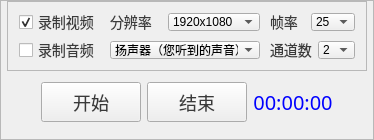
First picture: the form in NanaRecorder/NanaRecorder.ui, repository onlyet/NanaRecorder, before the edit.
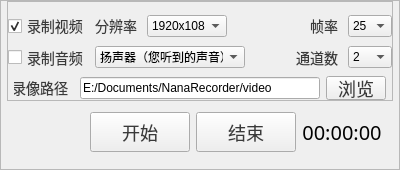
Second picture: the form after the edit. Icons and pictures are not drawn.

Commit message: 支持设置视频保存路径

Patch:
```diff
--- a/NanaRecorder/NanaRecorder.ui
+++ b/NanaRecorder/NanaRecorder.ui
@@ -6,8 +6,8 @@
    <rect>
     <x>0</x>
     <y>0</y>
-    <width>365</width>
-    <height>136</height>
+    <width>398</width>
+    <height>164</height>
    </rect>
   </property>
   <property name="windowTitle">
@@ -95,7 +95,7 @@
          <property name="minimumSize">
           <size>
            <width>0</width>
-           <height>70</height>
+           <height>100</height>
           </size>
          </property>
          <property name="frameShape">
@@ -105,32 +105,27 @@
           <enum>QFrame::Raised</enum>
          </property>
          <layout class="QGridLayout" name="gridLayout">
-          <property name="spacing">
-           <number>10</number>
+          <property name="leftMargin">
+           <number>0</number>
           </property>
-          <item row="0" column="0">
-           <widget class="QCheckBox" name="videoCheckBox">
-            <property name="text">
-             <string>录制视频</string>
-            </property>
-            <property name="checked">
-             <bool>true</bool>
-            </property>
-           </widget>
-          </item>
-          <item row="1" column="0">
-           <widget class="QCheckBox" name="audioCheckBox">
-            <property name="text">
-             <string>录制音频</string>
-            </property>
-           </widget>
-          </item>
+          <property name="rightMargin">
+           <number>0</number>
+          </property>
+          <property name="bottomMargin">
+           <number>0</number>
+          </property>
           <item row="1" column="1">
            <widget class="QComboBox" name="audioComboBox">
             <property name="minimumSize">
              <size>
               <width>150</width>
-              <height>0</height>
+              <height>20</height>
+             </size>
+            </property>
+            <property name="maximumSize">
+             <size>
+              <width>150</width>
+              <height>16777215</height>
              </size>
             </property>
             <item>
@@ -145,13 +140,45 @@
             </item>
            </widget>
           </item>
+          <item row="1" column="0">
+           <widget class="QCheckBox" name="audioCheckBox">
+            <property name="text">
+             <string>录制音频</string>
+            </property>
+           </widget>
+          </item>
           <item row="0" column="2">
+           <widget class="QFrame" name="">
            <layout class="QHBoxLayout" name="horizontalLayout_4">
+             <property name="spacing">
+              <number>10</number>
+             </property>
+             <property name="leftMargin">
+              <number>0</number>
+             </property>
+             <property name="topMargin">
+              <number>0</number>
+             </property>
+             <property name="rightMargin">
+              <number>0</number>
+             </property>
+             <property name="bottomMargin">
+              <number>0</number>
+             </property>
             <item>
              <widget class="QLabel" name="label_2">
+               <property name="minimumSize">
+                <size>
+                 <width>50</width>
+                 <height>0</height>
+                </size>
+               </property>
               <property name="text">
                <string>帧率</string>
               </property>
+               <property name="alignment">
+                <set>Qt::AlignRight|Qt::AlignTrailing|Qt::AlignVCenter</set>
+               </property>
              </widget>
             </item>
             <item>
@@ -182,16 +209,49 @@
              </widget>
             </item>
            </layout>
+           </widget>
+          </item>
+          <item row="0" column="0">
+           <widget class="QCheckBox" name="videoCheckBox">
+            <property name="text">
+             <string>录制视频</string>
+            </property>
+            <property name="checked">
+             <bool>true</bool>
+            </property>
+           </widget>
           </item>
           <item row="0" column="1">
+           <widget class="QFrame" name="">
            <layout class="QHBoxLayout" name="horizontalLayout_3">
+             <property name="spacing">
+              <number>10</number>
+             </property>
+             <property name="leftMargin">
+              <number>0</number>
+             </property>
+             <property name="topMargin">
+              <number>0</number>
+             </property>
+             <property name="rightMargin">
+              <number>0</number>
+             </property>
+             <property name="bottomMargin">
+              <number>0</number>
+             </property>
             <item>
              <widget class="QLabel" name="label">
+               <property name="maximumSize">
+                <size>
+                 <width>50</width>
+                 <height>16777215</height>
+                </size>
+               </property>
               <property name="text">
                <string>分辨率</string>
               </property>
               <property name="alignment">
-               <set>Qt::AlignLeading|Qt::AlignLeft|Qt::AlignVCenter</set>
+                <set>Qt::AlignRight|Qt::AlignTrailing|Qt::AlignVCenter</set>
               </property>
              </widget>
             </item>
@@ -199,13 +259,22 @@
              <widget class="QComboBox" name="resolutionComboBox">
               <property name="minimumSize">
                <size>
+                 <width>60</width>
+                 <height>20</height>
+                </size>
+               </property>
+               <property name="maximumSize">
+                <size>
                 <width>80</width>
-                <height>0</height>
+                 <height>16777215</height>
                </size>
               </property>
               <property name="currentText">
                <string>1920x1080</string>
               </property>
+               <property name="frame">
+                <bool>true</bool>
+               </property>
               <item>
                <property name="text">
                 <string>1920x1080</string>
@@ -223,15 +292,54 @@
               </item>
              </widget>
             </item>
-           </layout>
+             <item>
+              <spacer name="horizontalSpacer_3">
+               <property name="orientation">
+                <enum>Qt::Horizontal</enum>
+               </property>
+               <property name="sizeHint" stdset="0">
+                <size>
+                 <width>40</width>
+                 <height>20</height>
+                </size>
+               </property>
+              </spacer>
+             </item>
+            </layout>
+           </widget>
           </item>
           <item row="1" column="2">
+           <widget class="QFrame" name="">
            <layout class="QHBoxLayout" name="horizontalLayout_5">
+             <property name="spacing">
+              <number>10</number>
+             </property>
+             <property name="leftMargin">
+              <number>0</number>
+             </property>
+             <property name="topMargin">
+              <number>0</number>
+             </property>
+             <property name="rightMargin">
+              <number>0</number>
+             </property>
+             <property name="bottomMargin">
+              <number>0</number>
+             </property>
             <item>
              <widget class="QLabel" name="label_3">
+               <property name="minimumSize">
+                <size>
+                 <width>50</width>
+                 <height>0</height>
+                </size>
+               </property>
               <property name="text">
                <string>通道数</string>
               </property>
+               <property name="alignment">
+                <set>Qt::AlignRight|Qt::AlignTrailing|Qt::AlignVCenter</set>
+               </property>
              </widget>
             </item>
             <item>
@@ -252,6 +360,88 @@
              </widget>
             </item>
            </layout>
+           </widget>
+          </item>
+          <item row="2" column="0" colspan="3">
+           <widget class="QFrame" name="">
+            <layout class="QHBoxLayout" name="horizontalLayout_6">
+             <property name="spacing">
+              <number>6</number>
+             </property>
+             <property name="leftMargin">
+              <number>6</number>
+             </property>
+             <property name="topMargin">
+              <number>0</number>
+             </property>
+             <property name="rightMargin">
+              <number>6</number>
+             </property>
+             <property name="bottomMargin">
+              <number>0</number>
+             </property>
+             <item>
+              <widget class="QLabel" name="label_4">
+               <property name="minimumSize">
+                <size>
+                 <width>60</width>
+                 <height>0</height>
+                </size>
+               </property>
+               <property name="maximumSize">
+                <size>
+                 <width>16777215</width>
+                 <height>16777215</height>
+                </size>
+               </property>
+               <property name="text">
+                <string>录像路径</string>
+               </property>
+               <property name="alignment">
+                <set>Qt::AlignRight|Qt::AlignTrailing|Qt::AlignVCenter</set>
+               </property>
+               <property name="indent">
+                <number>6</number>
+               </property>
+              </widget>
+             </item>
+             <item>
+              <widget class="QLineEdit" name="recordEdit">
+               <property name="minimumSize">
+                <size>
+                 <width>240</width>
+                 <height>20</height>
+                </size>
+               </property>
+               <property name="text">
+                <string>E:/Documents/NanaRecorder/video</string>
+               </property>
+               <property name="readOnly">
+                <bool>true</bool>
+               </property>
+              </widget>
+             </item>
+             <item>
+              <widget class="QPushButton" name="recordPathBtn">
+               <property name="minimumSize">
+                <size>
+                 <width>60</width>
+                 <height>24</height>
+                </size>
+               </property>
+               <property name="maximumSize">
+                <size>
+                 <width>60</width>
+                 <height>24</height>
+                </size>
+               </property>
+               <property name="text">
+                <string>浏览</string>
+               </property>
+              </widget>
+             </item>
+            </layout>
+           </widget>
           </item>
          </layout>
         </widget>
@@ -312,7 +502,7 @@
 font-size: 20px;
 font-family: PingFangSC-Regular, PingFang SC;
 font-weight: 400;
-color: blue;
+color: #000000;
 line-height: 22px;
 }</string>
             </property>
@@ -324,19 +514,6 @@
             </property>
            </widget>
           </item>
-          <item>
-           <spacer name="horizontalSpacer_2">
-            <property name="orientation">
-             <enum>Qt::Horizontal</enum>
-            </property>
-            <property name="sizeHint" stdset="0">
-             <size>
-              <width>40</width>
-              <height>20</height>
-             </size>
-            </property>
-           </spacer>
-          </item>
          </layout>
         </widget>
        </item>
```
Left out of the diff: 2 changed lines with no effect on the pictures. Lines whose indentation alone changed are shown as unchanged. The commit also changes 20 other files.
